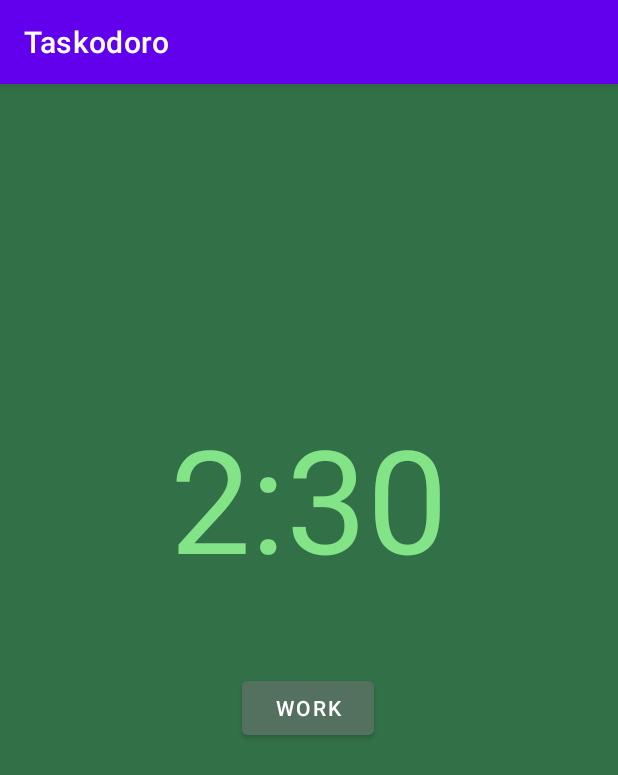
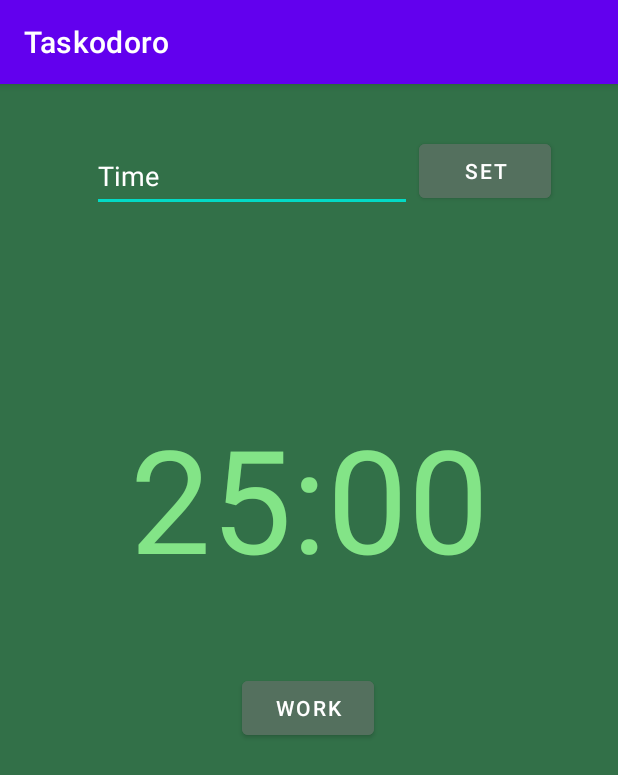
Before and after one commit to jorgedra/Taskodoro, an Android app: the screen it shows after launch (MainActivity), on a phone screen of 412 x 824 dp. Shown: the top 775 px of the screen. Run offline under Robolectric (Android 15) with nearby library versions, the phone set to English and light mode, and no system bars; our stand-ins replace Firebase (no records; nobody signed in at launch, a user with empty details on screens opened directly); Roboto replaces fonts that are not available here.

Commit message:
WIP: make time customizable, need refactor!

```diff
--- a/app/src/main/java/com/example/taskodoro/MainActivity.java
+++ b/app/src/main/java/com/example/taskodoro/MainActivity.java
@@ -7,6 +7,7 @@ import android.os.CountDownTimer;
 import android.util.Log;
 import android.view.View;
 import android.widget.Button;
+import android.widget.EditText;
 import android.widget.TextView;
 import android.widget.Toast;
 
@@ -18,8 +19,12 @@ import java.util.regex.Pattern;
 
 public class MainActivity extends AppCompatActivity {
 
+    private final String DEFAULT_TIME = "25:00";
     private TextView txt_counter_text;
     private Button button_start_work;
+    private Button button_set_time;
+
+    private EditText editText_custom_time;
 
     private CountDownTimer countDownTimer;
 
@@ -28,6 +33,8 @@ public class MainActivity extends AppCompatActivity {
     private long secondsLeftInMilliseconds = 0;
     private boolean timerRunning;
 
+    private String custom_time;
+
     @Override
     protected void onCreate(Bundle savedInstanceState) {
         super.onCreate(savedInstanceState);
@@ -35,6 +42,8 @@ public class MainActivity extends AppCompatActivity {
 
         txt_counter_text = (TextView) findViewById(R.id.txt_work_counter);
         button_start_work = (Button) findViewById(R.id.bt_start_work);
+        button_set_time = (Button) findViewById(R.id.bt_set_time);
+        editText_custom_time = (EditText) findViewById(R.id.edt_custom_time);
 
 
         FirebaseDatabase database = FirebaseDatabase.getInstance();
@@ -46,16 +55,30 @@ public class MainActivity extends AppCompatActivity {
 
         Pattern r = Pattern.compile(pattern);
 
-        Matcher m = r.matcher(String.valueOf(txt_counter_text.getText())); // here I should make an ediText to make the time customizable
+        Matcher m = r.matcher(DEFAULT_TIME);
 
-        if (m.find()) {
-            timeLeftInMilliseconds = Long.parseLong(m.group(1)) * 60000; // with the regex we retrive the group of digits before the (:), this would be the minutes
-            secondsLeftInMilliseconds = Long.parseLong(m.group(2)) * 1000; // with the regex we retrive the group of digits after the (:), this would be the seconds
-            timeLeftInMilliseconds = timeLeftInMilliseconds + secondsLeftInMilliseconds; // adding the both we get the total time left in milliseconds that we need in coundDownTimer
+        if(m.find()) {
+            txt_counter_text.setText(DEFAULT_TIME);
+            timeLeftInMilliseconds = Long.parseLong(m.group(1)) * 60000; //should be on a method
         }
-        else{
-            messageToast("Error de formato de tiempo");
-        }
+        button_set_time.setOnClickListener(new View.OnClickListener() {
+            @Override
+            public void onClick(View view) {
+                custom_time = String.valueOf(editText_custom_time.getText());
+                    Matcher m = r.matcher(custom_time); // THIS SHOULD BE ON A METHOD
+
+                    if (m.find()) {
+                        txt_counter_text.setText(custom_time);
+                        timeLeftInMilliseconds = Long.parseLong(m.group(1)) * 60000; // with the regex we retrive the group of digits before the (:), this would be the minutes
+                        secondsLeftInMilliseconds = Long.parseLong(m.group(2)) * 1000; // with the regex we retrive the group of digits after the (:), this would be the seconds
+                        timeLeftInMilliseconds = timeLeftInMilliseconds + secondsLeftInMilliseconds; // adding the both we get the total time left in milliseconds that we need in coundDownTimer
+                        messageToast("Cambiado el tiempo del contador");
+                    } else {
+                        editText_custom_time.setError("El formato debe ser: (xx:xx) ");
+                    }
+                }
+        });
+
         button_start_work.setOnClickListener(new View.OnClickListener() {
             @Override
             public void onClick(View view) {
@@ -64,12 +87,15 @@ public class MainActivity extends AppCompatActivity {
         });
     }
 
-    public void startStop()
-    {
+    public void startStop() {
         if (timerRunning) {
             stopTimer();
+            button_set_time.setVisibility(View.VISIBLE);
+            editText_custom_time.setVisibility(View.VISIBLE);
         } else {
             startTimer();
+            button_set_time.setVisibility(View.INVISIBLE);
+            editText_custom_time.setVisibility(View.INVISIBLE);
         }
     }
 
@@ -111,7 +137,7 @@ public class MainActivity extends AppCompatActivity {
         txt_counter_text.setText(timeLeftText);
     }
 
-    private void messageToast(String message){
+    private void messageToast(String message) {
         Toast.makeText(this, message, Toast.LENGTH_SHORT).show();
     }
 }
--- a/app/src/main/res/layout/activity_main.xml
+++ b/app/src/main/res/layout/activity_main.xml
@@ -28,11 +28,38 @@
         android:layout_height="wrap_content"
         android:layout_marginTop="52dp"
         android:backgroundTint="@color/buttons"
-        android:text="work"
+        android:text="@string/work_button_text"
         android:textColor="#FFFFFF"
         app:layout_constraintEnd_toEndOf="parent"
         app:layout_constraintHorizontal_bias="0.498"
         app:layout_constraintStart_toStartOf="parent"
         app:layout_constraintTop_toBottomOf="@+id/txt_work_counter" />
 
+    <Button
+        android:id="@+id/bt_set_time"
+        android:layout_width="wrap_content"
+        android:layout_height="wrap_content"
+        android:layout_marginStart="279dp"
+        android:layout_marginTop="34dp"
+        android:backgroundTint="@color/buttons"
+        android:text="@string/set_time_button_text"
+        app:layout_constraintStart_toStartOf="parent"
+        app:layout_constraintTop_toTopOf="parent" />
+
+    <EditText
+        android:id="@+id/edt_custom_time"
+        android:layout_width="wrap_content"
+        android:layout_height="wrap_content"
+        android:layout_marginStart="61dp"
+        android:layout_marginTop="37dp"
+        android:ems="10"
+        android:hint="@string/edt_custom_time_hint"
+        android:inputType="time"
+        android:maxLength="5"
+        android:minHeight="48dp"
+        android:textColor="@color/text_work"
+        android:textColorHint="#FFFFFF"
+        app:layout_constraintStart_toStartOf="parent"
+        app:layout_constraintTop_toTopOf="parent" />
+
 </androidx.constraintlayout.widget.ConstraintLayout>
--- a/app/src/main/res/values-night/strings.xml
+++ b/app/src/main/res/values-night/strings.xml
@@ -1,4 +1,3 @@
 <?xml version="1.0" encoding="utf-8"?>
 <resources>
-    <string name="work_counter_time">25:00</string>
 </resources>
--- a/app/src/main/res/values/strings.xml
+++ b/app/src/main/res/values/strings.xml
@@ -1,4 +1,7 @@
 <resources>
     <string name="app_name">Taskodoro</string>
-    <string name="work_counter_time">2:30</string>
+    <string name="work_counter_time">25:00</string>
+    <string name="work_button_text">work</string>
+    <string name="set_time_button_text">SET</string>
+    <string name="edt_custom_time_hint">Time</string>
 </resources>
```
